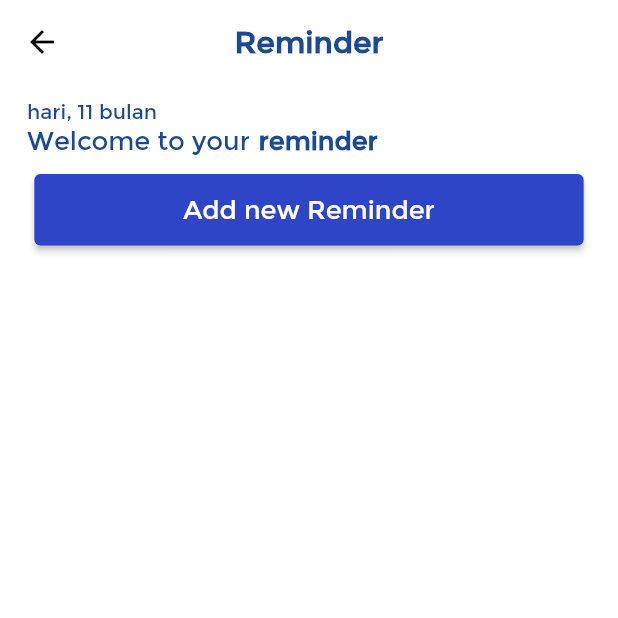
After one commit to zackyrr7/duitHp, a Flutter app: the screen it shows after launch, after a tap on the "alarm" icon, on a phone screen of 412 x 824 dp, the top half of it. The commit adds this screen. Run offline on Flutter 3.47's test engine with Material 2 defaults, Android fonts, the phone set to English and light mode, and no system bars; our stand-ins replace flutter_screenutil, persistent_bottom_nav_bar.

Commit message:
pengingat

```diff
--- /dev/null
+++ b/lib/screen/pengingat_screen.dart
@@ -0,0 +1,78 @@
+import 'package:duithp/constant.dart';
+import 'package:flutter/material.dart';
+import 'package:flutter_screenutil/flutter_screenutil.dart';
+
+class PengingatScreen extends StatefulWidget {
+  const PengingatScreen({super.key});
+
+  @override
+  State<PengingatScreen> createState() => _PengingatScreenState();
+}
+
+class _PengingatScreenState extends State<PengingatScreen> {
+  @override
+  Widget build(BuildContext context) {
+    return Scaffold(
+      appBar: AppBar(
+        iconTheme: const IconThemeData(color: Colors.black),
+        title: const Text(
+          "Reminder",
+          style: TextStyle(color: biruTeks, fontWeight: FontWeight.bold),
+        ),
+        centerTitle: true,
+        backgroundColor: Colors.transparent,
+        elevation: 0,
+      ),
+      body: Padding(
+        padding: const EdgeInsets.all(10.0),
+        child: Column(
+          crossAxisAlignment: CrossAxisAlignment.start,
+          children: [
+            Padding(
+              padding: const EdgeInsets.only(left: 8.0),
+              child: Text(
+                "hari, 11 bulan",
+                style: TextStyle(
+                    color: biruTeks, fontSize: ScreenUtil().setSp(12)),
+              ),
+            ),
+            Padding(
+              padding: const EdgeInsets.only(left: 8.0),
+              child: Row(
+                children: [
+                  Text(
+                    "Welcome to your",
+                    style: TextStyle(
+                        color: biruTeks, fontSize: ScreenUtil().setSp(15)),
+                  ),
+                  SizedBox(
+                    width: ScreenUtil().setWidth(5),
+                  ),
+                  Text(
+                    "reminder",
+                    style: TextStyle(
+                        color: biruTeks,
+                        fontWeight: FontWeight.bold,
+                        fontSize: ScreenUtil().setSp(15)),
+                  ),
+                ],
+              ),
+            ),
+            SizedBox(
+              height: ScreenUtil().setHeight(10),
+            ),
+            Center(
+                child: SizedBox(
+              height: ScreenUtil().setHeight(40),
+              width: ScreenUtil().setWidth(320),
+              child: ElevatedButton(
+                  style: ElevatedButton.styleFrom(backgroundColor: biruMain),
+                  onPressed: () {},
+                  child: Text("Add new Reminder",style: TextStyle(fontSize: ScreenUtil().setSp(15)),)),
+            ))
+          ],
+        ),
+      ),
+    );
+  }
+}
--- a/lib/widget/main_screen/foto_nama_screen.dart
+++ b/lib/widget/main_screen/foto_nama_screen.dart
@@ -1,5 +1,7 @@
+import 'package:duithp/screen/pengingat_screen.dart';
 import 'package:flutter/material.dart';
 import 'package:flutter_screenutil/flutter_screenutil.dart';
+import 'package:persistent_bottom_nav_bar/persistent_tab_view.dart';
 
 class FotoNama extends StatelessWidget {
   const FotoNama({
@@ -37,13 +39,24 @@ class FotoNama extends StatelessWidget {
         ),
         Row(
           children: [
-            CircleAvatar(
+            GestureDetector(
+              onTap: () {
+                PersistentNavBarNavigator.pushDynamicScreen(
+                  context,
+                  screen: MaterialPageRoute(builder: ((context) {
+                    return const PengingatScreen();
+                  })),
+                  withNavBar: false,
+                );
+              },
+              child: CircleAvatar(
                 radius: ScreenUtil().setSp(15),
                 backgroundColor: const Color(0xFF65C8AC),
                 child: Icon(
                   Icons.alarm,
                   size: ScreenUtil().setSp(20),
                   color: Colors.white,
+                ),
               ),
             ),
             SizedBox(
```
Lines whose indentation alone changed are shown as unchanged.
